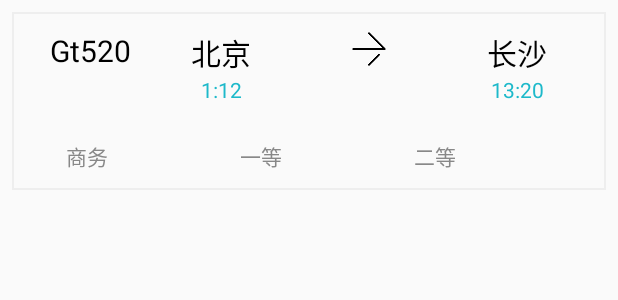
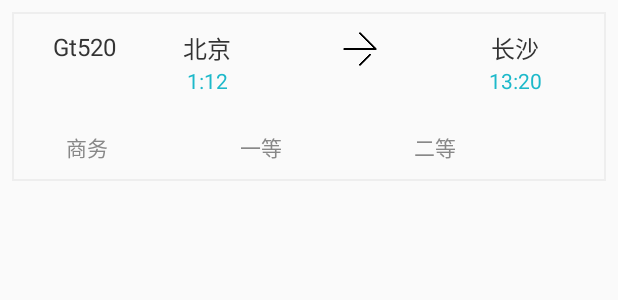
Before and after one commit to tanglonghui/ticketsellingsystemAPP, an Android app: the layout item_train_list.xml on its own in the app's theme, with its tools: preview values and no code run, on a phone screen of 412 x 824 dp. Shown: the top 300 px of the screen. Run offline under Robolectric (Android 15) with nearby library versions, the phone set to English and light mode, and no system bars.

Commit message:
21.0 小锤

```diff
--- a/app/src/main/res/layout/item_train_list.xml
+++ b/app/src/main/res/layout/item_train_list.xml
@@ -14,7 +14,7 @@
 
         <TextView
             android:id="@+id/tv_train_card"
-            style="@style/TextStyleLarge"
+            style="@style/TextStyleMiddle"
             android:layout_weight="1"
             android:text="Gt520" />
 
@@ -26,7 +26,7 @@
 
             <TextView
                 android:id="@+id/tv_start_place"
-                style="@style/TextStyleLarge"
+                style="@style/TextStyleMiddle"
                 android:layout_width="match_parent"
                 android:text="北京" />
 
@@ -52,7 +52,7 @@
 
             <TextView
                 android:id="@+id/tv_end_place"
-                style="@style/TextStyleLarge"
+                style="@style/TextStyleMiddle"
                 android:layout_width="match_parent"
                 android:text="长沙" />
 
```
Also changed, not shown: app/src/main/java/org/ironman/ticketsellingsystem/adapter/TrainListAdapter.java (+15 -1 lines), app/src/main/java/org/ironman/ticketsellingsystem/util/TimeUtil.java (+22 -1 lines).
